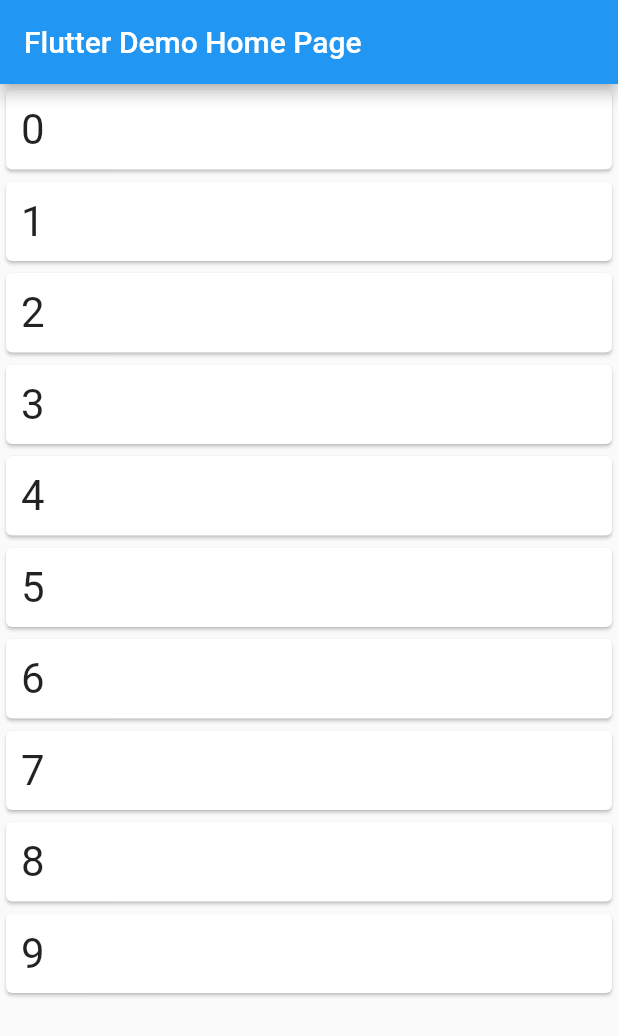
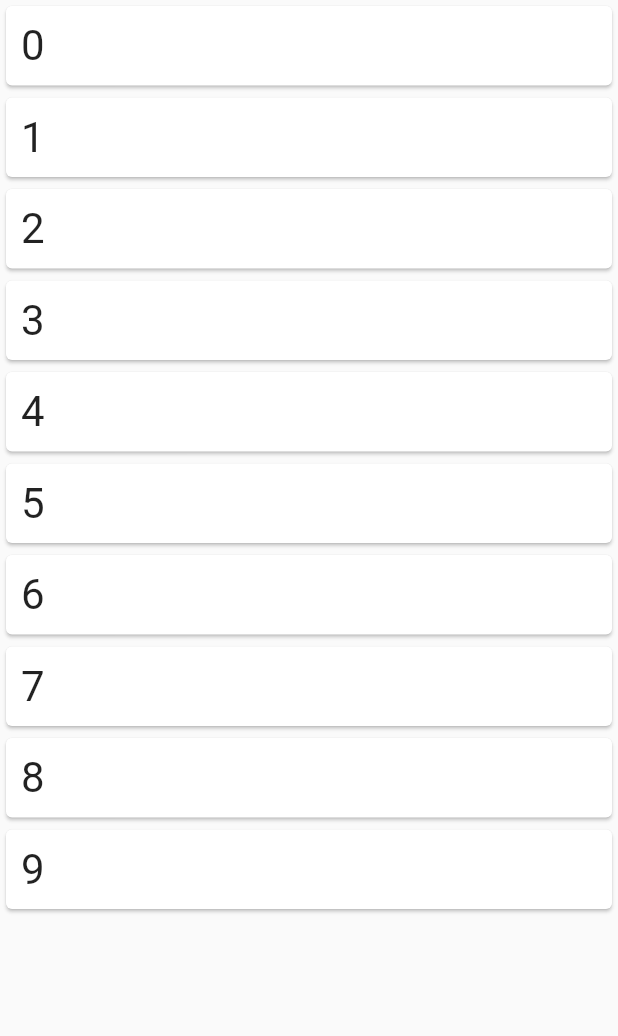
Before and after one commit to maosakana/helloworld, a Flutter app: the screen it shows after launch, on a phone screen of 412 x 824 dp. Shown: the top 1036 px of the screen. Run offline on Flutter 3.47's test engine with Material 2 defaults, Android fonts, the phone set to English and light mode, and no system bars.

Commit message:
delete appbar, add StatelessWidget

```diff
--- a/lib/main.dart
+++ b/lib/main.dart
@@ -11,57 +11,18 @@ class MyApp extends StatelessWidget {
     return MaterialApp(
       title: 'Flutter Demo',
       theme: ThemeData(
-        // This is the theme of your application.
-        //
-        // Try running your application with "flutter run". You'll see the
-        // application has a blue toolbar. Then, without quitting the app, try
-        // changing the primarySwatch below to Colors.green and then invoke
-        // "hot reload" (press "r" in the console where you ran "flutter run",
-        // or simply save your changes to "hot reload" in a Flutter IDE).
-        // Notice that the counter didn't reset back to zero; the application
-        // is not restarted.
         primarySwatch: Colors.blue,
-        // This makes the visual density adapt to the platform that you run
-        // the app on. For desktop platforms, the controls will be smaller and
-        // closer together (more dense) than on mobile platforms.
         visualDensity: VisualDensity.adaptivePlatformDensity,
       ),
-      home: ListState(title: 'Flutter Demo Home Page'),
+      home: Scaffold(body: ListState()),
     );
   }
 }
 
-class ListState extends StatefulWidget {
-  ListState({Key key, this.title}) : super(key: key);
-
-  // This widget is the home page of your application. It is stateful, meaning
-  // that it has a State object (defined below) that contains fields that affect
-  // how it looks.
-
-  // This class is the configuration for the state. It holds the values (in this
-  // case the title) provided by the parent (in this case the App widget) and
-  // used by the build method of the State. Fields in a Widget subclass are
-  // always marked "final".
-
-  final String title;
-
-  @override
-  _ListState createState() => _ListState();
-}
-
-class _ListState extends State<ListState> {
-
+class ListState extends StatelessWidget {
   @override
   Widget build(BuildContext context) {
-    // This method is rerun every time setState is called, for instance as done
-    // by the _incrementCounter method above.
-    //
-    // The Flutter framework has been optimized to make rerunning build methods
-    // fast, so that you can just rebuild anything that needs updating rather
-    // than having to individually change instances of widgets.
     return Scaffold(
-      appBar: AppBar(
-        title: Text(widget.title), ),
       body: ListView.builder(
           itemBuilder: (BuildContext context, int index) {
             return Card(
```
